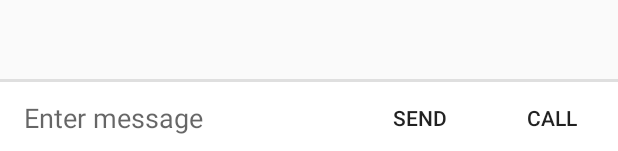
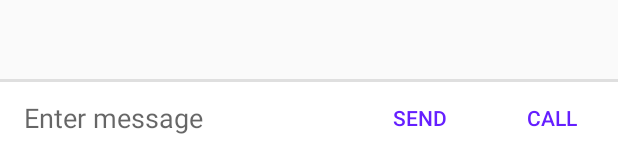
Before and after one commit to A1stTimePlay/Messenger, an Android app: the layout activity_messaging.xml on its own in the app's theme, with its tools: preview values and no code run, on a phone screen of 412 x 824 dp. Shown: the part 1082-1233 px from the top of the screen. Run offline under Robolectric (Android 15) with nearby library versions, the phone set to English and light mode, and no system bars.

Commit message:
fix nhiều bug vẫn còn bug ở việc showMessage: thời gian của item luôn mặc định, chỉ khi nào reset activity thì mới bind về đúng dữ liệu

```diff
--- a/app/src/main/java/com/example/messenger/View/Messaging/IView.java
+++ b/app/src/main/java/com/example/messenger/View/Messaging/IView.java
@@ -5,7 +5,7 @@ import com.example.messenger.Model.Message;
 import java.util.List;
 
 public interface IView {
-    void showMessage();
-    void sendMessage();
+    void showMessage(Message message);
+    void sendMessage(Message message);
     void fillRecycleView(List<Message> messageList);
 }
--- /dev/null
+++ b/app/src/main/res/drawable/ripple_effect.xml
@@ -0,0 +1,5 @@
+<?xml version="1.0" encoding="utf-8"?>
+<ripple
+    xmlns:android="http://schemas.android.com/apk/res/android"
+    android:color="@color/colorPrimary">
+</ripple>
--- a/app/src/main/res/layout/activity_messaging.xml
+++ b/app/src/main/res/layout/activity_messaging.xml
@@ -64,11 +64,12 @@
                 android:layout_height="match_parent"
                 android:layout_gravity="bottom"
                 android:layout_weight="0"
-                android:background="?attr/selectableItemBackground"
+                android:background="@drawable/ripple_effect"
                 android:clickable="true"
                 android:gravity="center"
                 android:text="@string/send"
-                android:textSize="14sp" />
+                android:textColor="@color/colorPrimary"
+                android:textSize="14sp"/>
 
             <Button
                 android:id="@+id/button_chatbox_call"
@@ -80,6 +81,7 @@
                 android:clickable="true"
                 android:gravity="center"
                 android:text="@string/call"
+                android:textColor="@color/colorPrimary"
                 android:textSize="14sp" />
 
         </LinearLayout>
--- a/app/src/main/res/layout/item_message_sent.xml
+++ b/app/src/main/res/layout/item_message_sent.xml
@@ -21,6 +21,7 @@
 
     <TextView
         android:id="@+id/text_message_time"
+        android:text="11:40"
         android:layout_width="wrap_content"
         android:layout_height="wrap_content"
         android:textSize="10sp"
--- a/app/src/main/res/values/colors.xml
+++ b/app/src/main/res/values/colors.xml
@@ -1,6 +1,6 @@
 <?xml version="1.0" encoding="utf-8"?>
 <resources>
-    <color name="colorPrimary">#651fff</color>
+    <color name="colorPrimary">#651FFF</color>
     <color name="colorPrimaryDark">#6200ea</color>
     <color name="colorAccent">#f50057</color>
     <color name="white">#ffffff</color>
```
Also changed, not shown: app/src/main/java/com/example/messenger/View/Messaging/View.java (+12 -13 lines).
